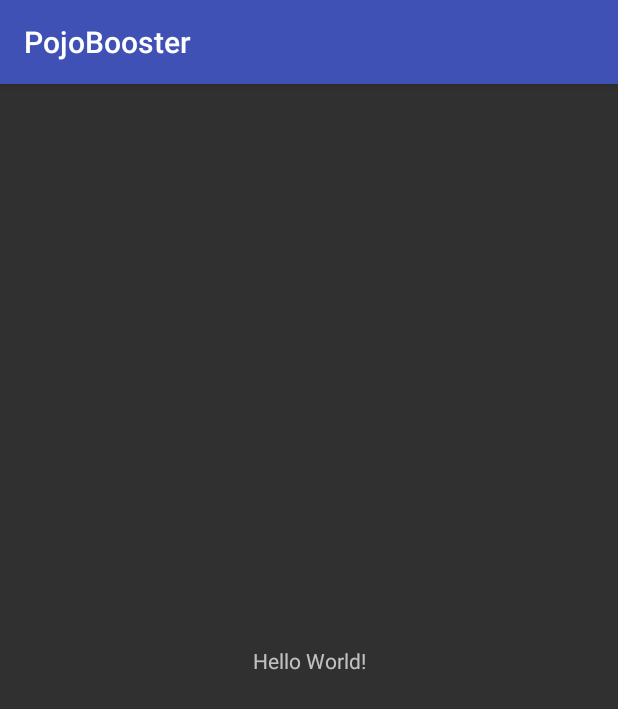
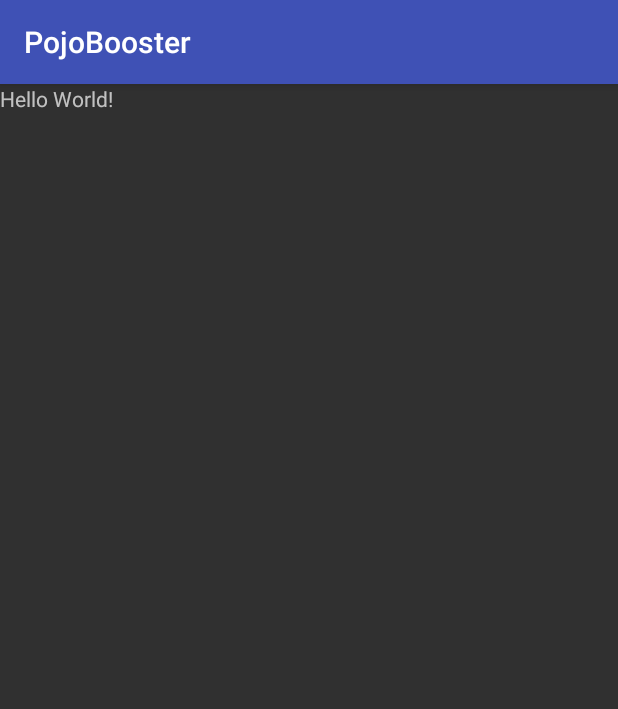
Before and after one commit to rekire/PojoBooster, an Android app: the screen it shows after launch (MainActivity), on a phone screen of 412 x 824 dp. Shown: the top 709 px of the screen. Run offline under Robolectric (Android 15) with nearby library versions, the phone set to English and light mode, and no system bars.

```diff
--- a/examples/app/src/main/java/eu/rekisoft/android/pojobooster/MainActivity.java
+++ b/examples/app/src/main/java/eu/rekisoft/android/pojobooster/MainActivity.java
@@ -5,11 +5,9 @@ import android.support.v7.app.AppCompatActivity;
 import eu.rekisoft.android.pojobooster.R;
 
 public class MainActivity extends AppCompatActivity {
-
     @Override
     protected void onCreate(Bundle savedInstanceState) {
         super.onCreate(savedInstanceState);
         setContentView(R.layout.activity_main);
     }
-
 }
--- a/examples/app/src/main/res/layout/activity_main.xml
+++ b/examples/app/src/main/res/layout/activity_main.xml
@@ -1,20 +1,8 @@
 <?xml version="1.0" encoding="utf-8"?>
-<android.support.constraint.ConstraintLayout
+<TextView
     xmlns:android="http://schemas.android.com/apk/res/android"
-    xmlns:app="http://schemas.android.com/apk/res-auto"
     xmlns:tools="http://schemas.android.com/tools"
-    android:id="@+id/activity_main"
     android:layout_width="match_parent"
     android:layout_height="match_parent"
-    tools:context="eu.rekisoft.android.pojobooster.MainActivity">
-
-    <TextView
-        android:layout_width="wrap_content"
-        android:layout_height="wrap_content"
-        android:text="Hello World!"
-        app:layout_constraintBottom_toBottomOf="@+id/activity_main"
-        app:layout_constraintLeft_toLeftOf="@+id/activity_main"
-        app:layout_constraintRight_toRightOf="@+id/activity_main"
-        app:layout_constraintTop_toTopOf="@+id/activity_main"/>
-
-</android.support.constraint.ConstraintLayout>
+    android:text="Hello World!"
+    tools:context="eu.rekisoft.android.pojobooster.MainActivity"/>
--- a/examples/app/src/main/res/values-w820dp/dimens.xml
+++ /dev/null
@@ -1,6 +0,0 @@
-<resources>
-    <!-- Example customization of dimensions originally defined in res/values/dimens.xml
-         (such as screen margins) for screens with more than 820dp of available width. This
-         would include 7" and 10" devices in landscape (~960dp and ~1280dp respectively). -->
-    <dimen name="activity_horizontal_margin">64dp</dimen>
-</resources>
--- a/examples/app/src/main/res/values/dimens.xml
+++ /dev/null
@@ -1,5 +0,0 @@
-<resources>
-    <!-- Default screen margins, per the Android Design guidelines. -->
-    <dimen name="activity_horizontal_margin">16dp</dimen>
-    <dimen name="activity_vertical_margin">16dp</dimen>
-</resources>
```
Also changed, not shown: examples/app/build.gradle (+3 -5 lines), examples/app/src/main/AndroidManifest.xml (+5 -3 lines), examples/library/build.gradle (+5 -5 lines), gradle.properties (+5 -5 lines), 1 other file.
